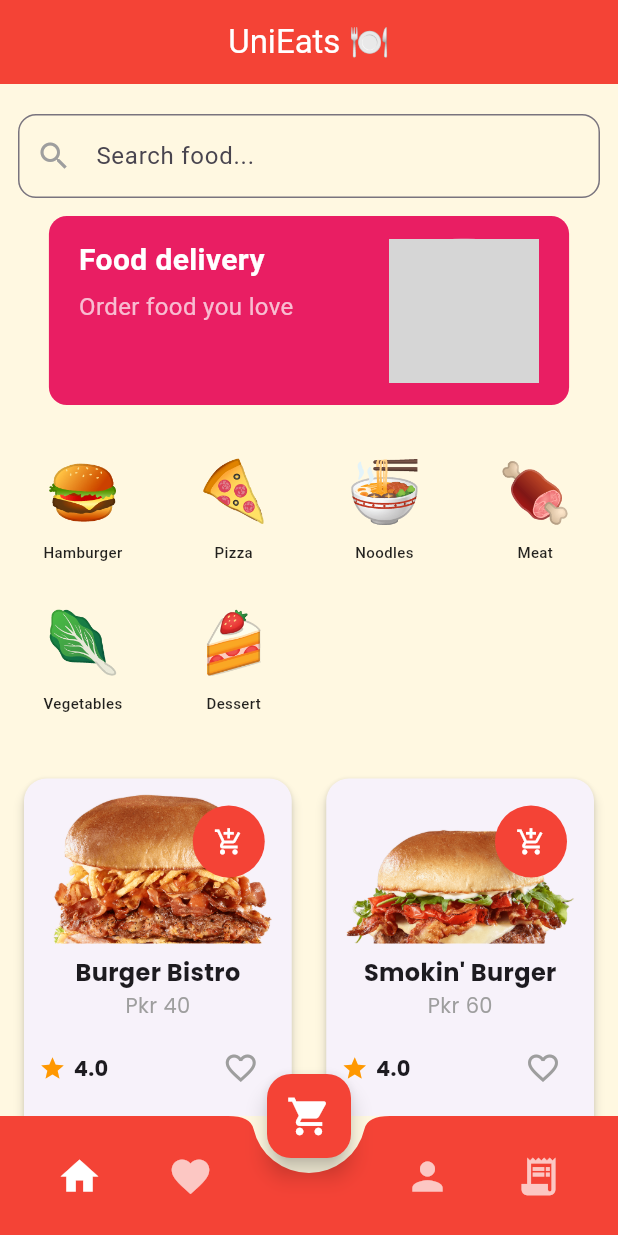
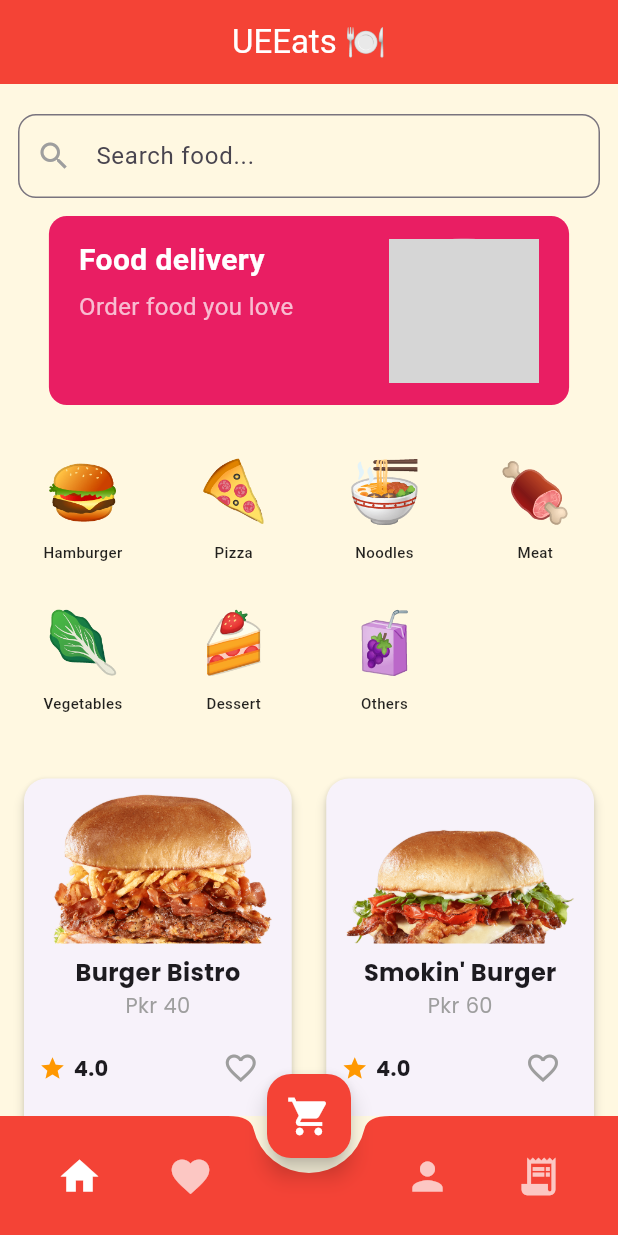
Before and after one commit to Awais007khan/unieaat, a Flutter app: the UserHome screen opened by its route, on a phone screen of 412 x 824 dp. Run offline on Flutter 3.47's test engine with Material 3 defaults, Android fonts, the phone set to English and light mode, and no system bars; drawn by our look-alikes of carousel_slider; our stand-ins replace geocoding, geolocator, google_fonts, image_picker, lottie, shared_preferences and 1 more; accounts and stored records are empty; project files that could hold a hidden picture were left out; grey boxes are pictures that could not be loaded.

Commit message:
add food

```diff
--- a/lib/DatabaseDataScreen.dart
+++ b/lib/DatabaseDataScreen.dart
@@ -1,5 +1,6 @@
+import 'package:UEEats/services/database_service.dart';
 import 'package:flutter/material.dart';
-import 'package:unieaat/services/database_service.dart';
+
 
 class DatabaseDataScreen extends StatefulWidget {
   const DatabaseDataScreen({super.key});
--- a/lib/ForgetPasswordScreen.dart
+++ b/lib/ForgetPasswordScreen.dart
@@ -1,5 +1,5 @@
 import 'package:flutter/material.dart';
-import 'package:unieaat/services/database_service.dart';
+import 'package:UEEats/services/database_service.dart';
 
 class ForgetPasswordScreen extends StatefulWidget {
   const ForgetPasswordScreen({super.key});
--- a/lib/ForgotPasswordScreen.dart
+++ b/lib/ForgotPasswordScreen.dart
@@ -1,6 +1,6 @@
 import 'package:flutter/material.dart';
 import 'package:google_fonts/google_fonts.dart';
-import 'package:unieaat/services/database_service.dart';
+import 'package:UEEats/services/database_service.dart';
 
 class ForgotPasswordScreen extends StatefulWidget {
   const ForgotPasswordScreen({super.key});
--- a/lib/OrderStatusPage.dart
+++ b/lib/OrderStatusPage.dart
@@ -1,6 +1,6 @@
 import 'package:flutter/material.dart';
 import 'package:google_fonts/google_fonts.dart';
-import 'package:unieaat/services/database_service.dart';
+import 'package:UEEats/services/database_service.dart';
 
 class OrderStatusPage extends StatefulWidget {
   const OrderStatusPage({super.key});
--- a/lib/OrdersPage.dart
+++ b/lib/OrdersPage.dart
@@ -1,5 +1,5 @@
 import 'package:flutter/material.dart';
-import 'package:unieaat/services/database_service.dart';
+import 'package:UEEats/services/database_service.dart';
 import 'package:google_fonts/google_fonts.dart';
 
 class OrdersPage extends StatefulWidget {
--- a/lib/UserHome.dart
+++ b/lib/UserHome.dart
@@ -2,13 +2,12 @@ import 'dart:io';
 import 'package:carousel_slider/carousel_slider.dart';
 import 'package:flutter/material.dart';
 import 'package:flutter/services.dart';
-import 'package:flutter_inapp_purchase/flutter_inapp_purchase.dart';
 import 'package:geocoding/geocoding.dart';
 import 'package:geolocator/geolocator.dart';
 import 'package:google_fonts/google_fonts.dart';
 import 'package:lottie/lottie.dart';
 import 'package:sqflite/sqflite.dart';
-import 'package:unieaat/services/database_service.dart';
+import 'package:UEEats/services/database_service.dart';
 import 'OrderStatusPage.dart';
 import 'login_screen.dart';
 import 'package:intl/intl.dart';
@@ -29,6 +28,8 @@ class _UserHomeState extends State<UserHome> {
   List<Map<String, dynamic>> foodItems = [];
   List<Map<String, dynamic>> cartItems = [];
   List<Map<String, dynamic>> userOrders = [];
+  List<Map<String, dynamic>> allFoodItems = [];
+
   String selectedCategory = "";
   int _selectedIndex = 0;
   final TextEditingController searchController = TextEditingController();
@@ -45,9 +46,12 @@ class _UserHomeState extends State<UserHome> {
   List<Map<String, dynamic>> filteredFoodItems = [];
   @override
   void initState() {
+    print("Food Items: $foodItems");
+
     super.initState();
     printFavoritesTableSchema();
     _initializeData();
+    _loadAllFoods();
     _phoneController.addListener(() {
       setState(() {
         isPhoneValid = _phoneController.text.length >= 11;
@@ -265,13 +269,17 @@ class _UserHomeState extends State<UserHome> {
   ];
 
   Future<void> _loadFoodItems() async {
-    final item = await DatabaseHelper.instance.getFoodItems();
-    print("Loaded Food Items: $item");
+    final items = await DatabaseHelper.instance.getFoodItems();
+    print("LOADED ITEMS: $items");
 
     setState(() {
-      foodItems = item;
+      foodItems = items;
     });
-  }
+
+    print("Updated foodItems: $foodItems");
+  }
+
+
   Future<void> _loadUserData() async {
     int userId = 1; // Replace this with actual logged-in user ID
     final user = await DatabaseHelper.instance.getUserById(userId);
@@ -323,27 +331,48 @@ class _UserHomeState extends State<UserHome> {
 
   }
 
-
+  Future<void> _loadAllFoods() async {
+    final items = await DatabaseHelper.instance.getFoodItems();
+    setState(() {
+      allFoodItems = items;
+      filteredFoodItems = items; // if needed for search
+    });
+  }
 
   Widget _buildFoodGrid() {
+
     List<Map<String, dynamic>> displayList;
+    print("Displaying Items: $foodItems");  // Debug print to check the list being passed
 
     if (searchController.text.isNotEmpty) {
       displayList = filteredFoodItems;
     }
     else if (selectedCategory == "Hamburger") {
       displayList = burgerList;
-    } else if (selectedCategory == "Pizza") {
+    }
+    else if (selectedCategory == "Pizza") {
       displayList = pizzaList;
-    } else if (selectedCategory == "Noodles") {
+    }
+    else if (selectedCategory == "Noodles") {
       displayList = noodlesList;
-    } else if (selectedCategory == "Meat") {
+    }
+    else if (selectedCategory == "Meat") {
       displayList = meatList;
-    } else if (selectedCategory == "Vegetables") {
+    }
+    else if (selectedCategory == "Vegetables") {
       displayList = vegetableList;
-    } else if (selectedCategory == "Dessert") {
+    }
+    else if (selectedCategory == "Dessert") {
       displayList = dessertList;
     }
+    else if (selectedCategory == "Others") {
+      displayList = foodItems.where((item) => item['category'] == 'Others').toList();
+      print("Filtered Food Items (Others): $displayList");
+
+    }
+
+
+
     else {
       displayList = getAllFoodItems();
     }
@@ -403,6 +432,191 @@ class _UserHomeState extends State<UserHome> {
     );
   }
 
+  Widget _buildFoodCard(Map<String, dynamic> item, bool isFavorite) {
+    print("Rendering Item: $item");  // Check if the item is correctly passed
+    return Card(
+      shape: RoundedRectangleBorder(borderRadius: BorderRadius.circular(15)),
+      elevation: 3,
+      child: Container(
+        height: 600, // Fixed height to prevent overflow
+        padding: const EdgeInsets.all(10.0),
+        child: SingleChildScrollView(
+          child: Column(
+            crossAxisAlignment: CrossAxisAlignment.center,
+            children: [
+              Stack(
+                children: [
+                  GestureDetector(
+                    child: ClipRRect(
+                      borderRadius: BorderRadius.circular(12),
+                      child: item['image'] != null && item['image'].startsWith('assets/')
+                          ? Image.asset(
+                        item['image'], // Directly use Image.asset for assets folder
+                        width: double.infinity,
+                        height: 100,
+                        fit: BoxFit.cover,
+                      )
+                          : Image.file(
+                        File(item['image']), // Only use File() for local storage paths
+                        width: double.infinity,
+                        height: 100,
+                        fit: BoxFit.cover,
+                      ),
+                    ),
+                  ),
+                ],
+              ),
+              const SizedBox(height: 8),
+              Text(
+                item['name'],
+                style: GoogleFonts.poppins(
+                  fontSize: 16,
+                  fontWeight: FontWeight.bold,
+                ),
+              ),
+              Text(
+                "Pkr ${item['price']}",
+                style: GoogleFonts.poppins(fontSize: 14, color: Colors.grey),
+              ),
+              const SizedBox(height: 8),
+              Row(
+                mainAxisAlignment: MainAxisAlignment.spaceBetween,
+                children: [
+                  Row(
+                    children: [
+                      const Icon(Icons.star, color: Colors.orange, size: 18),
+                      const SizedBox(width: 5),
+                      Text(
+                        item['rating']?.toString() ?? "4.0",
+                        style: GoogleFonts.poppins(
+                          fontSize: 14,
+                          fontWeight: FontWeight.bold,
+                        ),
+                      ),
+                    ],
+                  ),
+                  IconButton(
+                    icon: Icon(
+                      isFavorite ? Icons.favorite : Icons.favorite_border,
+                      color: isFavorite ? Colors.red : Colors.grey,
+                    ),
+                    onPressed: () => _toggleFavorite(item),
+                  ),
+                ],
+              ),
+            ],
+          ),
+        ),
+      ),
+    );
+  }
+
+  // Widget _buildFoodCard(Map<String, dynamic> item, bool isFavorite) {
+  //   print("Image URL: ${item['image']}");
+  //   print("Checking Image Path: ${item['image']}");
+  //   print("File Exists: ${File(item['image']).existsSync()}");
+  //   return Card(
+  //     shape: RoundedRectangleBorder(borderRadius: BorderRadius.circular(15)),
+  //     elevation: 3,
+  //     child: Container(
+  //       height: 600, // Fixed height to prevent overflow
+  //       padding: const EdgeInsets.all(10.0),
+  //       child: SingleChildScrollView(
+  //         child: Column(
+  //           crossAxisAlignment: CrossAxisAlignment.center,
+  //           children: [
+  //             Stack(
+  //               children: [
+  //                 GestureDetector(
+  //                   child:
+  //                   ClipRRect(
+  //                     borderRadius: BorderRadius.circular(12),
+  //                     child: item['image'] != null && item['image'].startsWith('assets/')
+  //                         ? Image.asset(
+  //                       item['image'], // Directly use Image.asset for assets folder
+  //                       width: double.infinity,
+  //                       height: 100,
+  //                       fit: BoxFit.cover,
+  //                     )
+  //                         : Image.file(
+  //                       File(item['image']), // Only use File() for local storage paths
+  //                       width: double.infinity,
+  //                       height: 100,
+  //                       fit: BoxFit.cover,
+  //                     ),
+  //                   ),
+  //
+  //                 ),
+  //                 Positioned(
+  //                   top: 8,
+  //                   right: 8,
+  //                   child: Container(
+  //                     decoration: BoxDecoration(
+  //                       color: Colors.red,
+  //                       shape: BoxShape.circle,
+  //                     ),
+  //                     child: IconButton(
+  //                       onPressed: () => _addToCart(item),
+  //                       icon: const Icon(
+  //                         Icons.add_shopping_cart,
+  //                         color: Colors.white,
+  //                       ),
+  //                       iconSize: 20,
+  //                     ),
+  //                   ),
+  //                 ),
+  //               ],
+  //             ),
+  //             const SizedBox(height: 8),
+  //
+  //             Text(
+  //               item['name'],
+  //               style: GoogleFonts.poppins(
+  //                 fontSize: 16,
+  //                 fontWeight: FontWeight.bold,
+  //               ),
+  //             ),
+  //             Text(
+  //               "Pkr ${item['price']}",
+  //               style: GoogleFonts.poppins(fontSize: 14, color: Colors.grey),
+  //             ),
+  //
+  //             const SizedBox(height: 8),
+  //
+  //             // 🟡 Rating & Favorite Button
+  //             Row(
+  //               mainAxisAlignment: MainAxisAlignment.spaceBetween,
+  //               children: [
+  //                 Row(
+  //                   children: [
+  //                     const Icon(Icons.star, color: Colors.orange, size: 18),
+  //                     const SizedBox(width: 5),
+  //                     Text(
+  //                       item['rating']?.toString() ?? "4.0",
+  //                       style: GoogleFonts.poppins(
+  //                         fontSize: 14,
+  //                         fontWeight: FontWeight.bold,
+  //                       ),
+  //                     ),
+  //                   ],
+  //                 ),
+  //                 IconButton(
+  //                   icon: Icon(
+  //                     isFavorite ? Icons.favorite : Icons.favorite_border,
+  //                     color: isFavorite ? Colors.red : Colors.grey,
+  //                   ),
+  //                   onPressed: () => _toggleFavorite(item),
+  //                 )
+  //
+  //               ],
+  //             ),
+  //           ],
+  //         ),
+  //       ),
+  //     ),
+  //   );
+  // }
+
   Widget _buildFoodSlider() {
     final List<Widget> banners = [
       _buildBanner(
@@ -499,6 +713,7 @@ class _UserHomeState extends State<UserHome> {
       {"icon": "🍖", "label": "Meat"},
       {"icon": "🥬", "label": "Vegetables"},
       {"icon": "🍰", "label": "Dessert"},
+      {"icon": "🧃", "label": "Others"},
     ];
 
     return GridView.builder(
@@ -698,111 +913,6 @@ class _UserHomeState extends State<UserHome> {
     );
   }
 
-  Widget _buildFoodCard(Map<String, dynamic> item, bool isFavorite) {
-      print("Image URL: ${item['image']}");
-      print("Checking Image Path: ${item['image']}");
-      print("File Exists: ${File(item['image']).existsSync()}");
-      return Card(
-        shape: RoundedRectangleBorder(borderRadius: BorderRadius.circular(15)),
-        elevation: 3,
-        child: Container(
-          height: 600, // Fixed height to prevent overflow
-          padding: const EdgeInsets.all(10.0),
-          child: SingleChildScrollView(
-            child: Column(
-              crossAxisAlignment: CrossAxisAlignment.center,
-              children: [
-                Stack(
-                  children: [
-                    GestureDetector(
-                      child:
-                      ClipRRect(
-                        borderRadius: BorderRadius.circular(12),
-                        child: item['image'] != null && item['image'].startsWith('assets/')
-                            ? Image.asset(
-                          item['image'], // Directly use Image.asset for assets folder
-                          width: double.infinity,
-                          height: 100,
-                          fit: BoxFit.cover,
-                        )
-                            : Image.file(
-                          File(item['image']), // Only use File() for local storage paths
-                          width: double.infinity,
-                          height: 100,
-                          fit: BoxFit.cover,
-                        ),
-                      ),
-
-                    ),
-                    Positioned(
-                      top: 8,
-                      right: 8,
-                      child: Container(
-                        decoration: BoxDecoration(
-                          color: Colors.red,
-                          shape: BoxShape.circle,
-                        ),
-                        child: IconButton(
-                          onPressed: () => _addToCart(item),
-                          icon: const Icon(
-                            Icons.add_shopping_cart,
-                            color: Colors.white,
-                          ),
-                          iconSize: 20,
-                        ),
-                      ),
-                    ),
-                  ],
-                ),
-                const SizedBox(height: 8),
-
-                Text(
-                  item['name'],
-                  style: GoogleFonts.poppins(
-                    fontSize: 16,
-                    fontWeight: FontWeight.bold,
-                  ),
-                ),
-                Text(
-                  "Pkr ${item['price']}",
-                  style: GoogleFonts.poppins(fontSize: 14, color: Colors.grey),
-                ),
-
-                const SizedBox(height: 8),
-
-                // 🟡 Rating & Favorite Button
-                Row(
-                  mainAxisAlignment: MainAxisAlignment.spaceBetween,
-                  children: [
-                    Row(
-                      children: [
-                        const Icon(Icons.star, color: Colors.orange, size: 18),
-                        const SizedBox(width: 5),
-                        Text(
-                          item['rating']?.toString() ?? "4.0",
-                          style: GoogleFonts.poppins(
-                            fontSize: 14,
-                            fontWeight: FontWeight.bold,
-                          ),
-                        ),
-                      ],
-                    ),
-                    IconButton(
-                      icon: Icon(
-                        isFavorite ? Icons.favorite : Icons.favorite_border,
-                        color: isFavorite ? Colors.red : Colors.grey,
-                      ),
-                      onPressed: () => _toggleFavorite(item),
-                    )
-
-                  ],
-                ),
-              ],
-            ),
-          ),
-        ),
-      );
-    }
   Future<void> printFavoritesTableSchema() async {
     final db = await DatabaseHelper.instance.database;
     List<Map<String, dynamic>> result = await db.rawQuery("PRAGMA table_info(favorites)");
@@ -1559,7 +1669,7 @@ class _UserHomeState extends State<UserHome> {
     return Scaffold(
       backgroundColor: Colors.amber.shade50,
       appBar: AppBar(
-        title: const Center(child: Text("UniEats 🍽️")),
+        title: const Center(child: Text("UEEats 🍽️")),
         backgroundColor: Colors.red,
         foregroundColor: Colors.white,
         automaticallyImplyLeading: false, // Removes the back button
--- a/lib/signup_screen.dart
+++ b/lib/signup_screen.dart
@@ -1,6 +1,6 @@
 import 'package:flutter/material.dart';
-import 'package:unieaat/login_screen.dart';
-import 'package:unieaat/services/database_service.dart';
+import 'package:UEEats/login_screen.dart';
+import 'package:UEEats/services/database_service.dart';
 
 class SignupScreen extends StatefulWidget {
   const SignupScreen({super.key});
--- a/pubspec.yaml
+++ b/pubspec.yaml
@@ -1,4 +1,4 @@
-name: unieaat
+name: UEEats
 description: "A new Flutter project."
 # The following line prevents the package from being accidentally published to
 # pub.dev using `flutter pub publish`. This is preferred for private packages.
```
Also changed, not shown: lib/ManageFoodPage.dart (+14 -4 lines), lib/login_screen.dart (+4 -4 lines), lib/main.dart (+9 -6 lines), lib/services/database_service.dart (+22 -10 lines), lib/splash_screen.dart (+10 -1 lines), assets/logo.png (deleted), 1 other file.
